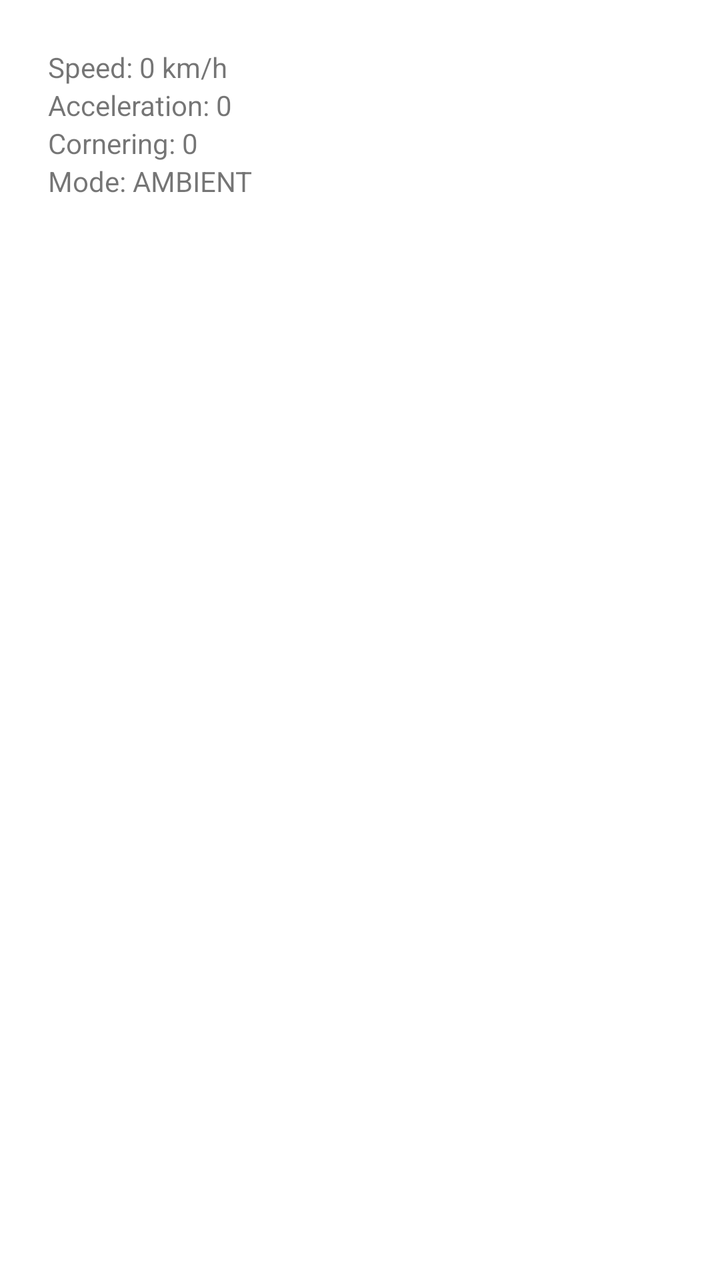
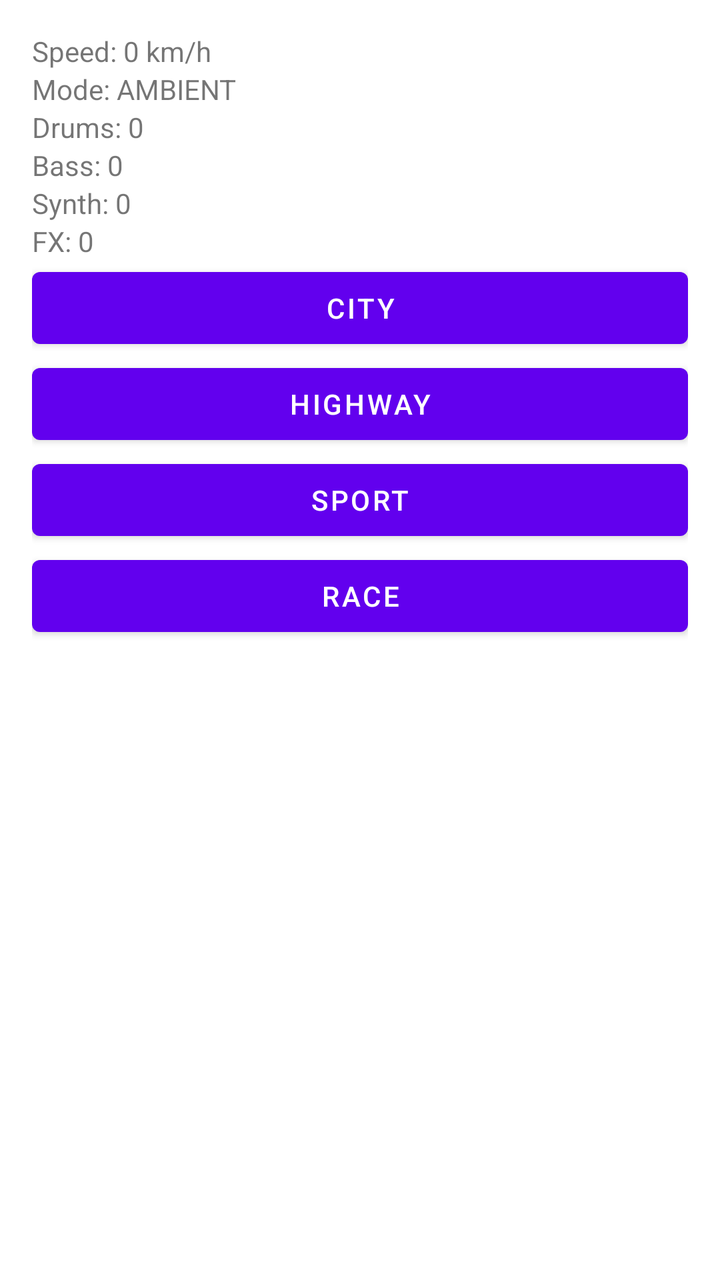

Compare the two renders of this Android layout. The source of the first and the diff that turns it into the second are given below.
<!-- AndroidManifest.xml: fallback theme Theme.MaterialComponents.DayNight.NoActionBar -->
<!-- res/layout/activity_main.xml -->
<?xml version="1.0" encoding="utf-8"?>
<LinearLayout
    xmlns:android="http://schemas.android.com/apk/res/android"
    android:orientation="vertical"
    android:padding="24dp"
    android:layout_width="match_parent"
    android:layout_height="match_parent">

    <TextView
        android:id="@+id/txtSpeed"
        android:layout_width="wrap_content"
        android:layout_height="wrap_content"
        android:text="Speed: 0 km/h"/>

    <TextView
        android:id="@+id/txtAcceleration"
        android:layout_width="wrap_content"
        android:layout_height="wrap_content"
        android:text="Acceleration: 0"/>

    <TextView
        android:id="@+id/txtCornering"
        android:layout_width="wrap_content"
        android:layout_height="wrap_content"
        android:text="Cornering: 0"/>

    <TextView
        android:id="@+id/txtMode"
        android:layout_width="wrap_content"
        android:layout_height="wrap_content"
        android:text="Mode: AMBIENT"/>

</LinearLayout>
<!-- resources referenced by this layout -->
<resources>

</resources>

<!-- the commit's change to res/layout/activity_main.xml (unified diff, before → after) -->
@@ -1,10 +1,10 @@
 <?xml version="1.0" encoding="utf-8"?>
 <LinearLayout
     xmlns:android="http://schemas.android.com/apk/res/android"
+    android:layout_width="match_parent"
+    android:layout_height="match_parent"
     android:orientation="vertical"
-    android:padding="24dp"
-    android:layout_width="match_parent"
-    android:layout_height="match_parent">
+    android:padding="16dp">
 
     <TextView
         android:id="@+id/txtSpeed"
@@ -13,21 +13,57 @@
         android:text="Speed: 0 km/h"/>
 
     <TextView
-        android:id="@+id/txtAcceleration"
-        android:layout_width="wrap_content"
-        android:layout_height="wrap_content"
-        android:text="Acceleration: 0"/>
-
-    <TextView
-        android:id="@+id/txtCornering"
-        android:layout_width="wrap_content"
-        android:layout_height="wrap_content"
-        android:text="Cornering: 0"/>
-
-    <TextView
         android:id="@+id/txtMode"
         android:layout_width="wrap_content"
         android:layout_height="wrap_content"
         android:text="Mode: AMBIENT"/>
 
+    <TextView
+        android:id="@+id/txtDrums"
+        android:layout_width="wrap_content"
+        android:layout_height="wrap_content"
+        android:text="Drums: 0"/>
+
+    <TextView
+        android:id="@+id/txtBass"
+        android:layout_width="wrap_content"
+        android:layout_height="wrap_content"
+        android:text="Bass: 0"/>
+
+    <TextView
+        android:id="@+id/txtSynth"
+        android:layout_width="wrap_content"
+        android:layout_height="wrap_content"
+        android:text="Synth: 0"/>
+
+    <TextView
+        android:id="@+id/txtFx"
+        android:layout_width="wrap_content"
+        android:layout_height="wrap_content"
+        android:text="FX: 0"/>
+
+    <Button
+        android:id="@+id/btnCity"
+        android:layout_width="match_parent"
+        android:layout_height="wrap_content"
+        android:text="CITY"/>
+
+    <Button
+        android:id="@+id/btnHighway"
+        android:layout_width="match_parent"
+        android:layout_height="wrap_content"
+        android:text="HIGHWAY"/>
+
+    <Button
+        android:id="@+id/btnSport"
+        android:layout_width="match_parent"
+        android:layout_height="wrap_content"
+        android:text="SPORT"/>
+
+    <Button
+        android:id="@+id/btnRace"
+        android:layout_width="match_parent"
+        android:layout_height="wrap_content"
+        android:text="RACE"/>
+
 </LinearLayout>
